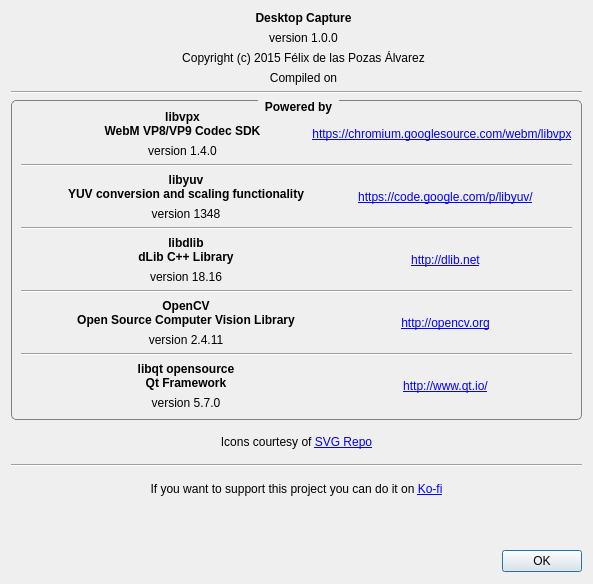
FelixdelasPozas/pomodorotimelapse, file AboutDialog.ui: the form before one commit.
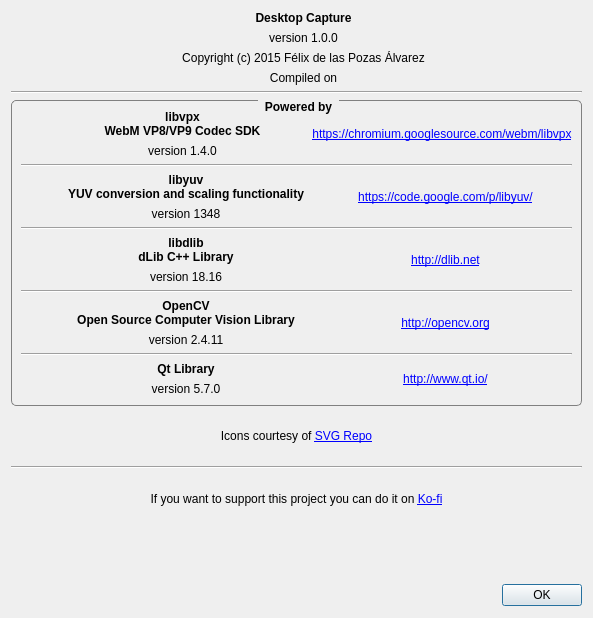
The form after the commit. Icons and pictures are not drawn. Custom widgets are drawn as their Qt base class.

Diff of the .ui file:
```diff
--- a/AboutDialog.ui
+++ b/AboutDialog.ui
@@ -7,19 +7,19 @@
     <x>0</x>
     <y>0</y>
     <width>593</width>
-    <height>584</height>
+    <height>618</height>
    </rect>
   </property>
   <property name="minimumSize">
    <size>
     <width>593</width>
-    <height>584</height>
+    <height>618</height>
    </size>
   </property>
   <property name="maximumSize">
    <size>
     <width>593</width>
-    <height>584</height>
+    <height>618</height>
    </size>
   </property>
   <property name="windowTitle">
@@ -145,7 +145,6 @@
       <widget class="QGroupBox" name="groupBox">
        <property name="font">
         <font>
-         <weight>75</weight>
          <bold>true</bold>
         </font>
        </property>
@@ -513,13 +512,11 @@
              <widget class="QLabel" name="label_26">
               <property name="font">
                <font>
-                <weight>75</weight>
                 <bold>true</bold>
                </font>
               </property>
               <property name="text">
-               <string>libqt opensource
-Qt Framework</string>
+               <string>Qt Library</string>
               </property>
               <property name="alignment">
                <set>Qt::AlignCenter</set>
```
Left out of the diff: 87 changed lines with no effect on the pictures.
